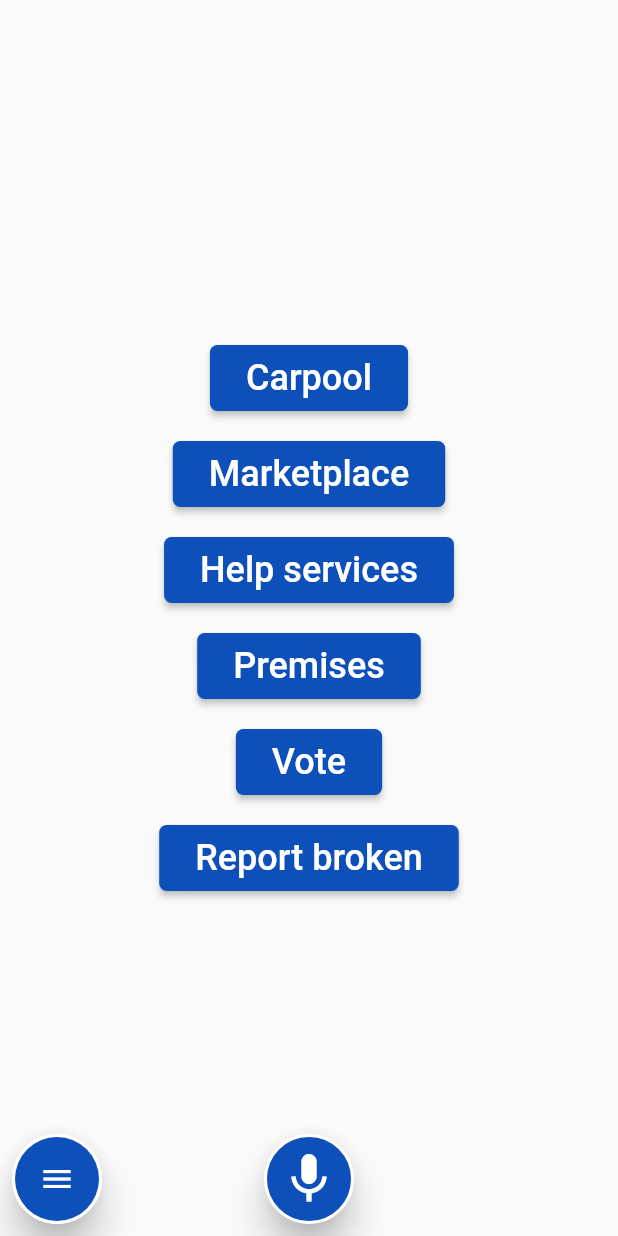
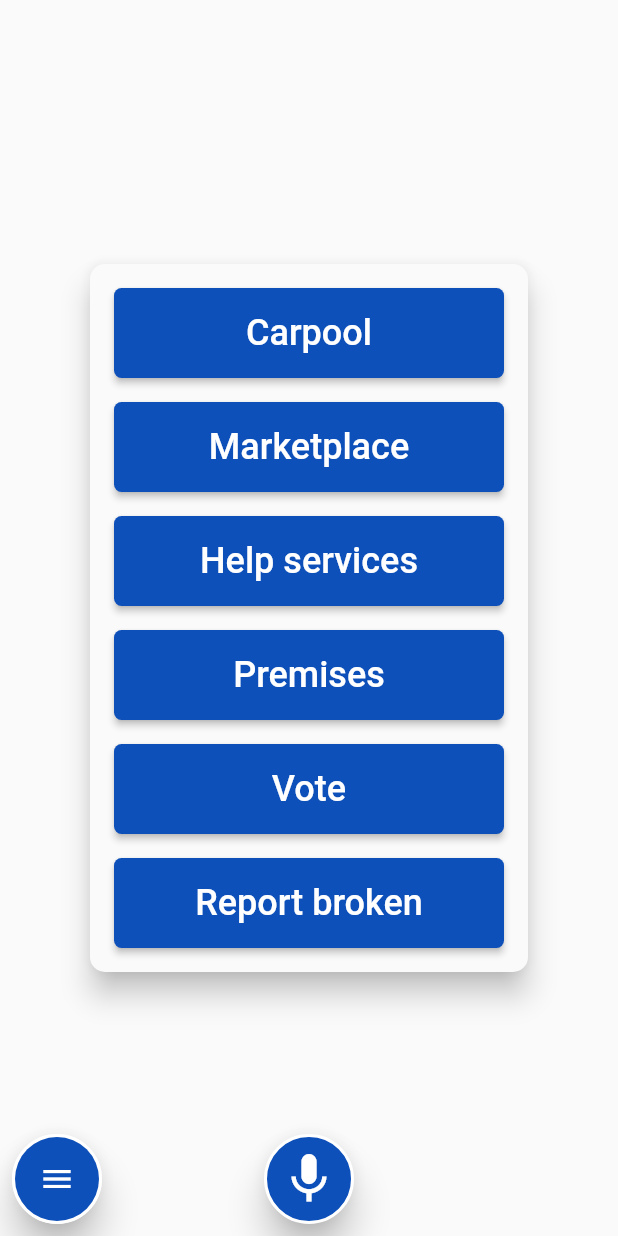
Before and after one commit to dawcules/myespoo-concept, a Flutter app: the CommunityPage screen opened by its route, on a phone screen of 412 x 824 dp. Run offline on Flutter 3.47's test engine with Material 2 defaults, Android fonts, the phone set to English and light mode, and no system bars; our stand-ins replace auto_size_text, cached_network_image, cloud_firestore, connectivity, firebase_messaging, flutter_bloc and 8 more; missing offline and left inert: fb_auth, sliding_button, xml2json; accounts and stored records are empty; statements that could not run were skipped.

Commit message:
community_page UI tweaks

```diff
--- a/lib/pages/community_page.dart
+++ b/lib/pages/community_page.dart
@@ -15,6 +15,15 @@ class CommunityPage extends StatelessWidget {
             child: Container(
           height: 1000,
           width: 750,
+          child: Column(
+            mainAxisAlignment: MainAxisAlignment.spaceEvenly,
+            children: [
+              Material(
+                elevation: 8,
+                borderRadius: BorderRadius.circular(10),
+                          child: Padding(
+                            padding: const EdgeInsets.all(16.0),
+                            child: Container(
                   child: Column(
                     mainAxisAlignment: MainAxisAlignment.center,
                     children: <Widget>[
@@ -43,15 +52,23 @@ class CommunityPage extends StatelessWidget {
                             context),
                       Padding(padding: EdgeInsets.all(8)),
                       _communityNavigationButton(
-                 LocalizedWidgetStrings.voteToLocalized(),
-                  "/voting",
-                  context),
+                            LocalizedWidgetStrings.voteToLocalized(), "/voting", context),
                       Padding(padding: EdgeInsets.all(8)),
-              UniversalRaisedButton(
+                      Container(
+                        width: 260,
+                        height: 60,
+                        child: UniversalRaisedButton(
                             title: LocalizedWidgetStrings.fixReportToLocalized(),
                             fontSize: 24,
                             padding: 8,
-                onPressed: () => showDialog(context: context, child: ReportForm()),
+                            onPressed: () =>
+                                showDialog(context: context, child: ReportForm()),
+                        ),
+                      ),
+                    ],
+                  ),
+                ),
+                          ),
               ),
             ],
           ),
@@ -62,7 +79,10 @@ class CommunityPage extends StatelessWidget {
 
   Widget _communityNavigationButton(
       String title, String route, BuildContext context) {
-    return RaisedButton(
+    return ButtonTheme(
+      minWidth: 260,
+      height: 60,
+      child: RaisedButton(
         color: AppColor.button.color(),
         shape: RoundedRectangleBorder(borderRadius: BorderRadius.circular(5)),
         child: Padding(
@@ -77,6 +97,7 @@ class CommunityPage extends StatelessWidget {
           ),
         ),
         onPressed: () => {Navigator.of(context).pushNamed(route)},
+      ),
     );
   }
 }
```
Lines whose indentation alone changed are shown as unchanged.
